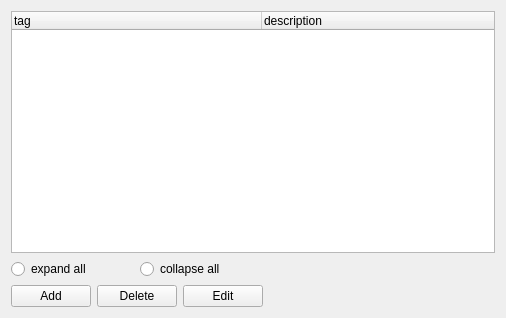
Above: client/uiforms/tags.ui from Wolframe/configurator before the change. Below: the same form after it.
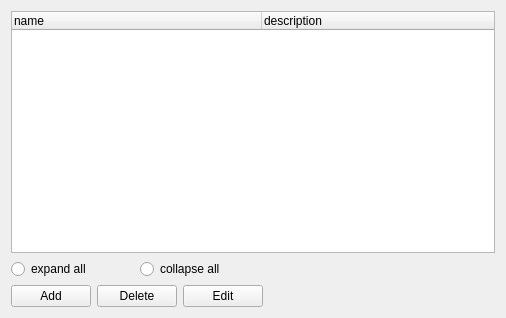
That is the form after the change. Icons and pictures are not drawn.

What changed in the file:
```diff
--- a/client/uiforms/tags.ui
+++ b/client/uiforms/tags.ui
@@ -89,7 +89,7 @@
      </attribute>
      <column>
       <property name="text">
-       <string>tag</string>
+       <string>name</string>
       </property>
      </column>
      <column>
```
